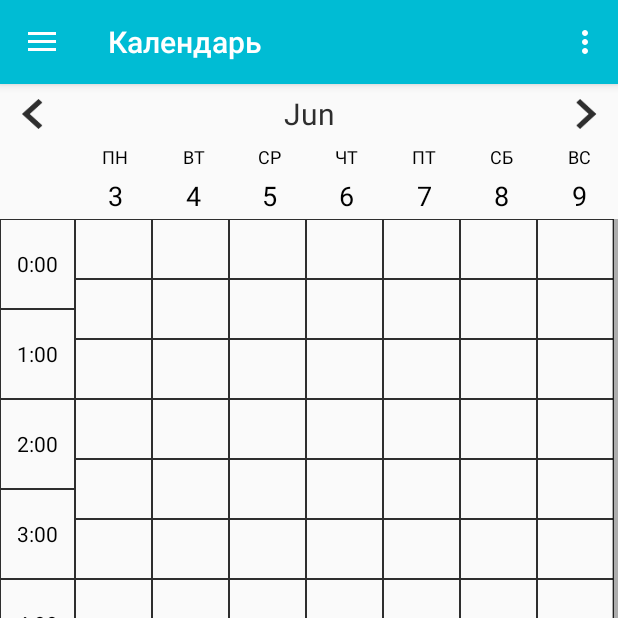
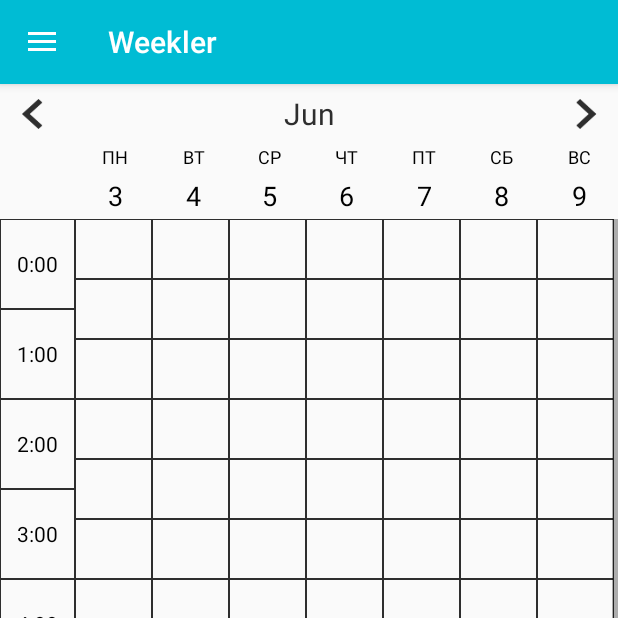
Before and after one commit to RoyalStorm/android-task-manager, an Android app: the screen it shows after launch (MainActivity), in the side drawer, after a tap on "Неделя", on a phone screen of 412 x 824 dp, the top half of it. Run offline under Robolectric (Android 15) with nearby library versions, the light colour scheme and no system bars; libraries missing offline, so code that uses them is left out: com.applandeo.materialcalendarview; 3 statements that could not run were skipped.

Commit message:
Delete main menu. Successful POST

```diff
--- a/app/src/main/java/com/github/royalstorm/android_task_manager/activity/MainActivity.java
+++ b/app/src/main/java/com/github/royalstorm/android_task_manager/activity/MainActivity.java
@@ -7,7 +7,6 @@ import android.support.v4.widget.DrawerLayout;
 import android.support.v7.app.ActionBarDrawerToggle;
 import android.support.v7.app.AppCompatActivity;
 import android.support.v7.widget.Toolbar;
-import android.view.Menu;
 import android.view.MenuItem;
 
 import com.github.royalstorm.android_task_manager.R;
@@ -60,22 +59,6 @@ public class MainActivity extends AppCompatActivity
         }
     }
 
-    @Override
-    public boolean onCreateOptionsMenu(Menu menu) {
-        getMenuInflater().inflate(R.menu.main, menu);
-        return true;
-    }
-
-    @Override
-    public boolean onOptionsItemSelected(MenuItem item) {
-        switch (item.getItemId()) {
-            case R.id.action_settings:
-                return true;
-        }
-
-        return super.onOptionsItemSelected(item);
-    }
-
     @SuppressWarnings("StatementWithEmptyBody")
     @Override
     public boolean onNavigationItemSelected(MenuItem item) {
--- a/app/src/main/res/menu/main.xml
+++ /dev/null
@@ -1,9 +0,0 @@
-<?xml version="1.0" encoding="utf-8"?>
-<menu xmlns:android="http://schemas.android.com/apk/res/android"
-    xmlns:app="http://schemas.android.com/apk/res-auto">
-    <item
-        android:id="@+id/action_settings"
-        android:orderInCategory="100"
-        android:title="@string/action_settings"
-        app:showAsAction="never" />
-</menu>
--- a/app/src/main/res/values/strings.xml
+++ b/app/src/main/res/values/strings.xml
@@ -1,5 +1,5 @@
 <resources>
-    <string name="app_name">Календарь</string>
+    <string name="app_name">Weekler</string>
 
     <string name="navigation_drawer_open">Open navigation drawer</string>
     <string name="navigation_drawer_close">Close navigation drawer</string>
```
Also changed, not shown: app/src/main/java/com/github/royalstorm/android_task_manager/activity/AddTaskActivity.java (+9 -8 lines), app/src/main/java/com/github/royalstorm/android_task_manager/dao/Event.java (+21 -9 lines), app/src/main/java/com/github/royalstorm/android_task_manager/dao/EventPattern.java (+23 -11 lines), app/src/main/java/com/github/royalstorm/android_task_manager/service/EventService.java (+22 -12 lines).
